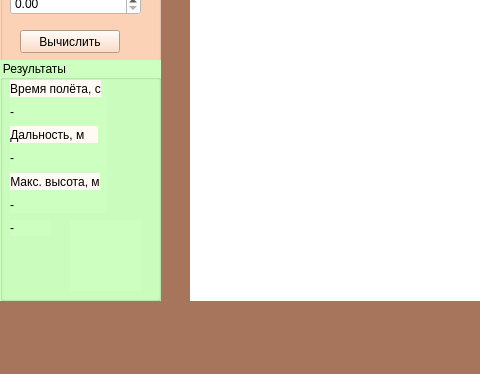
rozalinaag/semestrovaya, file mainwindow.ui: the form before one commit; both pictures show x 0 to 480 and y 269 to 643 of the 895 by 643 pixel window.
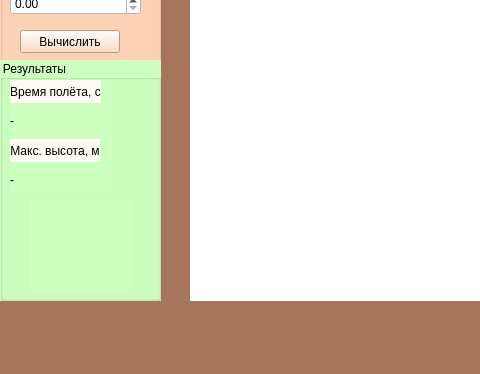
The form after the commit. Custom widgets are drawn as their Qt base class.

```diff
--- a/mainwindow.ui
+++ b/mainwindow.ui
@@ -199,8 +199,8 @@
           <rect>
            <x>10</x>
            <y>20</y>
-           <width>97</width>
-           <height>133</height>
+           <width>101</width>
+           <height>111</height>
           </rect>
          </property>
          <layout class="QVBoxLayout" name="verticalLayout_3">
@@ -242,41 +242,6 @@
             </property>
            </widget>
           </item>
-          <item>
-           <widget class="QLabel" name="label_6">
-            <property name="sizePolicy">
-             <sizepolicy hsizetype="Maximum" vsizetype="Preferred">
-              <horstretch>100</horstretch>
-              <verstretch>100</verstretch>
-             </sizepolicy>
-            </property>
-            <property name="styleSheet">
-             <string notr="true">background-color: rgb(255, 250, 244);</string>
-            </property>
-            <property name="text">
-             <string>Дальность, м    </string>
-            </property>
-            <property name="alignment">
-             <set>Qt::AlignCenter</set>
-            </property>
-           </widget>
-          </item>
-          <item>
-           <widget class="QLabel" name="resultDistance">
-            <property name="sizePolicy">
-             <sizepolicy hsizetype="Maximum" vsizetype="Preferred">
-              <horstretch>100</horstretch>
-              <verstretch>100</verstretch>
-             </sizepolicy>
-            </property>
-            <property name="text">
-             <string>-</string>
-            </property>
-            <property name="alignment">
-             <set>Qt::AlignCenter</set>
-            </property>
-           </widget>
-          </item>
           <item>
            <widget class="QLabel" name="label_7">
             <property name="sizePolicy">
@@ -317,29 +282,16 @@
         <widget class="QLabel" name="image">
          <property name="geometry">
           <rect>
-           <x>70</x>
-           <y>160</y>
-           <width>71</width>
-           <height>71</height>
+           <x>30</x>
+           <y>140</y>
+           <width>101</width>
+           <height>91</height>
           </rect>
          </property>
          <property name="text">
           <string/>
          </property>
         </widget>
-        <widget class="QLabel" name="coffec">
-         <property name="geometry">
-          <rect>
-           <x>10</x>
-           <y>160</y>
-           <width>41</width>
-           <height>16</height>
-          </rect>
-         </property>
-         <property name="text">
-          <string>-</string>
-         </property>
-        </widget>
        </widget>
       </widget>
      </item>
```
